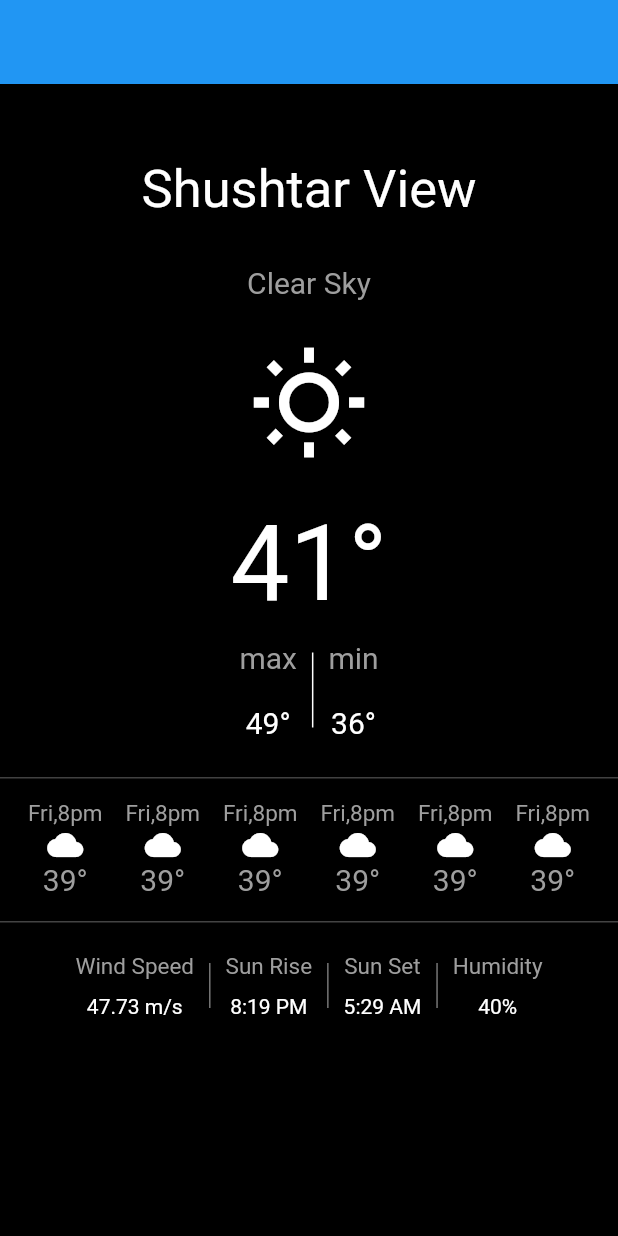
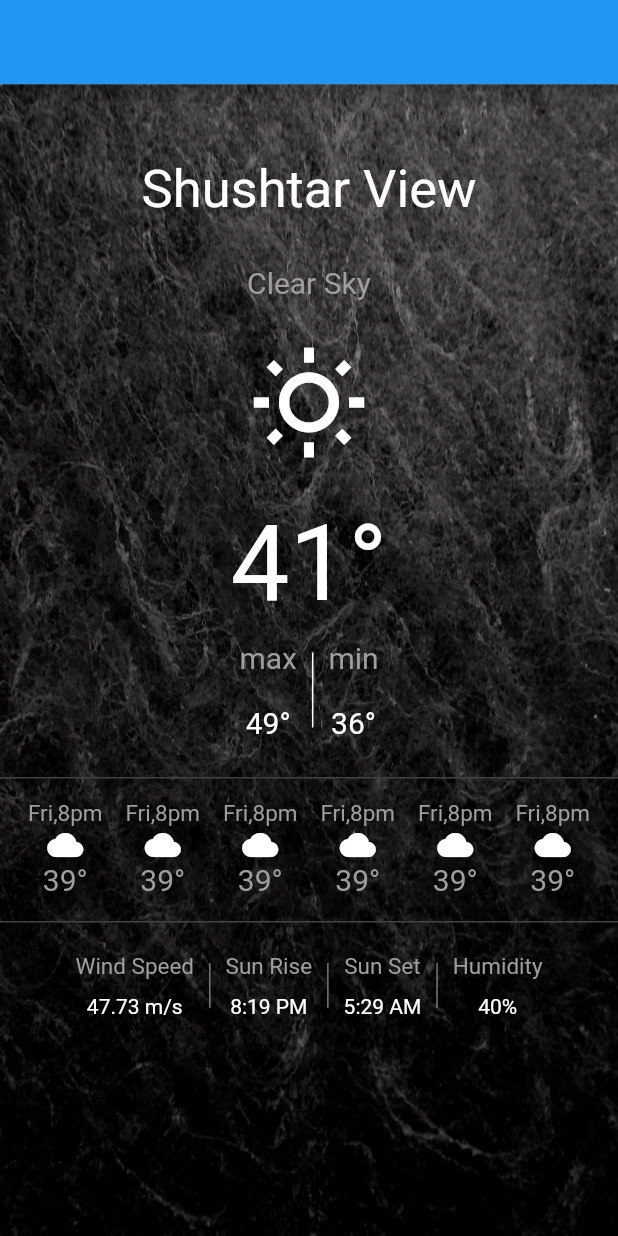
Before and after one commit to imanhaqiqatkhah/flutter_application_weather, a Flutter app: the screen it shows after launch, on a phone screen of 412 x 824 dp. Run offline on Flutter 3.47's test engine with Material 2 defaults, Android fonts, the phone set to English and light mode, and no system bars.

```diff
--- a/flutter_application_weather/lib/main.dart
+++ b/flutter_application_weather/lib/main.dart
@@ -1,3 +1,5 @@
+import 'dart:ui';
+
 import 'package:flutter/material.dart';
 
 void main() {
@@ -17,7 +19,12 @@ class _MyAppState extends State<MyApp> {
     return Scaffold(
         appBar: AppBar(),
         body: Container(
-          color: Colors.black,
+          decoration: BoxDecoration(
+              image: DecorationImage(
+                  fit: BoxFit.cover,
+                  image: AssetImage('assets/images/pic_bg.jpeg'))),
+          child: BackdropFilter(
+            filter: ImageFilter.blur(sigmaX: 0.2, sigmaY: 0.5),
             child: Center(
               child: Column(children: [
                 Padding(
@@ -62,7 +69,8 @@ class _MyAppState extends State<MyApp> {
                             padding: const EdgeInsets.only(top: 20),
                             child: Text(
                               "49" + "\u00b0",
-                            style: TextStyle(color: Colors.white, fontSize: 20),
+                              style:
+                                  TextStyle(color: Colors.white, fontSize: 20),
                             ),
                           ),
                         ],
@@ -85,7 +93,8 @@ class _MyAppState extends State<MyApp> {
                             padding: const EdgeInsets.only(top: 20),
                             child: Text(
                               "36" + "\u00b0",
-                            style: TextStyle(color: Colors.white, fontSize: 20),
+                              style:
+                                  TextStyle(color: Colors.white, fontSize: 20),
                             ),
                           )
                         ],
@@ -232,6 +241,7 @@ class _MyAppState extends State<MyApp> {
                 )
               ]),
             ),
+          ),
         ));
   }
 }
--- a/flutter_application_weather/pubspec.yaml
+++ b/flutter_application_weather/pubspec.yaml
@@ -59,8 +59,8 @@ flutter:
   uses-material-design: true
 
   # To add assets to your application, add an assets section, like this:
-  # assets:
-  #   - images/a_dot_burr.jpeg
+  assets:
+    - assets/images/pic_bg.jpeg
   #   - images/a_dot_ham.jpeg
 
   # An image asset can refer to one or more resolution-specific "variants", see
```
Also changed, not shown: flutter_application_weather/assets/images/pic_bg.jpeg (added). Lines whose indentation alone changed are shown as unchanged.
